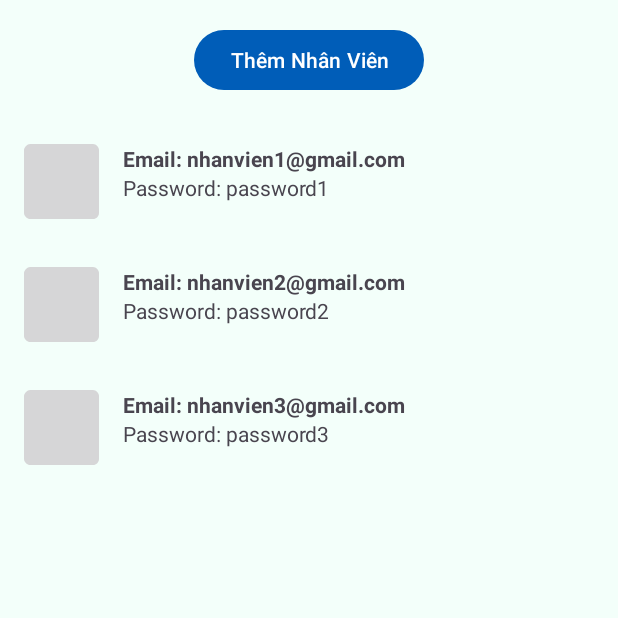
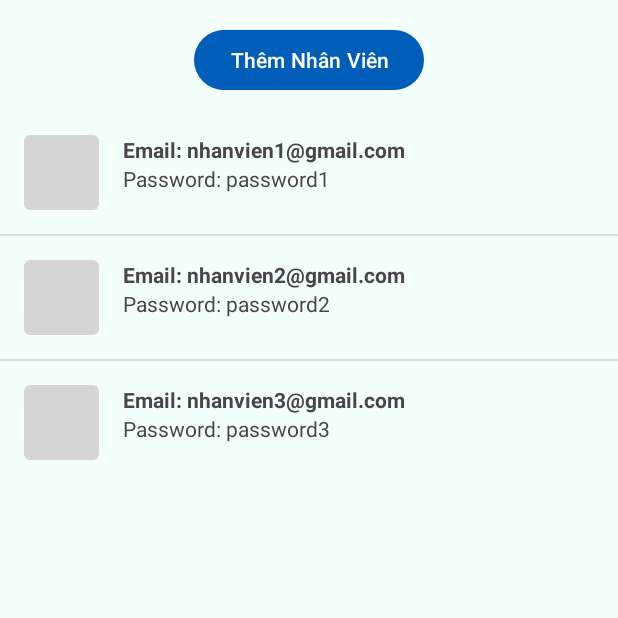
Before and after one commit to nguyentk31/Attendance-Application, an Android app: the ListMembers screen opened directly, with no data from a screen before it, on a phone screen of 412 x 824 dp, the top half of it. Run offline under Robolectric (Android 15) with nearby library versions, the phone set to English and light mode, and no system bars.

Commit message:
Update listview for activity ListMembers

```diff
--- /dev/null
+++ b/app/src/main/java/com/example/attendanceapplication/Adapters/NhanVienListAdapter.java
@@ -0,0 +1,46 @@
+package com.example.attendanceapplication.Adapters;
+
+import android.app.Activity;
+import android.content.Context;
+import android.view.LayoutInflater;
+import android.view.View;
+import android.view.ViewGroup;
+import android.widget.ArrayAdapter;
+import android.widget.TextView;
+
+import androidx.annotation.NonNull;
+import androidx.annotation.Nullable;
+
+import com.example.attendanceapplication.Model.NhanVien;
+import com.example.attendanceapplication.R;
+
+import java.util.List;
+
+public class NhanVienListAdapter extends ArrayAdapter<NhanVien> {
+    private List<NhanVien> ListNhanVien;
+    private Activity context;
+    public NhanVienListAdapter(@NonNull Activity context, int resource, @NonNull List<NhanVien> objects) {
+        super(context, resource, objects);
+        this.context = context;
+        this.ListNhanVien = objects;
+    }
+
+    @NonNull
+    @Override
+    public View getView(int position, @Nullable View convertView, @NonNull ViewGroup parent) {
+        if (convertView == null) {
+            convertView = LayoutInflater.from(context).inflate(R.layout.list_item_nhanvien, null, false);
+        }
+        NhanVien nv = getItem(position);
+
+        TextView textViewEmail = convertView.findViewById(R.id.textViewEmail);
+        TextView textViewPassword = convertView.findViewById(R.id.textViewPassword);
+        if(nv.getEmail()!=null){
+            textViewEmail.setText(nv.getEmail());
+        }
+        if(nv.getPassword()!=null){
+            textViewPassword.setText(nv.getPassword());
+        }
+        return convertView;
+    }
+}
--- a/app/src/main/java/com/example/attendanceapplication/ListMembers.java
+++ b/app/src/main/java/com/example/attendanceapplication/ListMembers.java
@@ -8,34 +8,54 @@ import android.content.DialogInterface;
 import android.os.Bundle;
 import android.view.LayoutInflater;
 import android.view.View;
+import android.widget.AdapterView;
+import android.widget.ArrayAdapter;
 import android.widget.Button;
 import android.widget.EditText;
 import android.widget.LinearLayout;
+import android.widget.ListView;
 import android.widget.TextView;
 
 import java.util.ArrayList;
 import java.util.List;
+
+import com.example.attendanceapplication.Adapters.NhanVienListAdapter;
 import com.example.attendanceapplication.Model.NhanVien;
 
 public class ListMembers extends AppCompatActivity {
 
-    private LinearLayout llNhanVienList;
-    private List<NhanVien> nhanVienList;
-
+    private ListView lvNhanVienList;
+    private ArrayList<NhanVien> nhanVienList;
+    private ArrayAdapter<NhanVien> nvAdapter;
     @Override
     protected void onCreate(Bundle savedInstanceState) {
         super.onCreate(savedInstanceState);
         setContentView(R.layout.activity_list_members);
 
-        llNhanVienList = findViewById(R.id.llNhanVienList);
-        nhanVienList = new ArrayList<>();
+        lvNhanVienList = findViewById(R.id.lvNhanVienList);
+        nhanVienList = new ArrayList<NhanVien>();
+        nvAdapter = new NhanVienListAdapter(this,
+                R.layout.list_item_nhanvien,
+                nhanVienList);
+
+        lvNhanVienList.setAdapter(nvAdapter);
         nhanVienList.add(new NhanVien("nhanvien1@gmail.com", "password1"));
         nhanVienList.add(new NhanVien("nhanvien2@gmail.com", "password2"));
         nhanVienList.add(new NhanVien("nhanvien3@gmail.com", "password3"));
-
-        updateUI();
+        nvAdapter.notifyDataSetChanged();
+        //updateUI();
 
         Button btnAddNhanVien = findViewById(R.id.btnAddNhanVien);
+        lvNhanVienList.setOnItemClickListener(new AdapterView.OnItemClickListener() {
+            @Override
+            public void onItemClick(AdapterView<?> parent, View view, int position, long id) {
+                NhanVien selectedNhanVien = nhanVienList.get(position);
+                showNhanVienDetailDialog(selectedNhanVien, position);
+                //Intent intent = new Intent(ListMembers.this, UpdateMemberActivity.class);
+                //intent.putExtra("selectedNhanVien", selectedNhanVien);
+                //startActivityForResult(intent, 1);
+            }
+        });
         btnAddNhanVien.setOnClickListener(new View.OnClickListener() {
             @Override
             public void onClick(View view) {
@@ -44,30 +64,30 @@ public class ListMembers extends AppCompatActivity {
         });
     }
 
-    private void updateUI() {
-        llNhanVienList.removeAllViews();
+//    private void updateUI() {
+//        lvNhanVienList.removeAllViews();
+//
+//        for (final NhanVien nhanVien : nhanVienList) {
+//            View itemView = getLayoutInflater().inflate(R.layout.list_item_nhanvien, null);
+//
+//            TextView textViewEmail = itemView.findViewById(R.id.textViewEmail);
+//            TextView textViewPassword = itemView.findViewById(R.id.textViewPassword);
+//
+//            textViewEmail.setText("Email: " + nhanVien.getEmail());
+//            textViewPassword.setText("Password: " + nhanVien.getPassword());
+//
+//            itemView.setOnClickListener(new View.OnClickListener() {
+//                @Override
+//                public void onClick(View view) {
+//                    showNhanVienDetailDialog(nhanVien);
+//                }
+//            });
+//
+//            lvNhanVienList.addView(itemView);
+//        }
+//    }
 
-        for (final NhanVien nhanVien : nhanVienList) {
-            View itemView = getLayoutInflater().inflate(R.layout.list_item_nhanvien, null);
-
-            TextView textViewEmail = itemView.findViewById(R.id.textViewEmail);
-            TextView textViewPassword = itemView.findViewById(R.id.textViewPassword);
-
-            textViewEmail.setText("Email: " + nhanVien.getEmail());
-            textViewPassword.setText("Password: " + nhanVien.getPassword());
-
-            itemView.setOnClickListener(new View.OnClickListener() {
-                @Override
-                public void onClick(View view) {
-                    showNhanVienDetailDialog(nhanVien);
-                }
-            });
-
-            llNhanVienList.addView(itemView);
-        }
-    }
-
-    private void showNhanVienDetailDialog(final NhanVien nhanVien) {
+    private void showNhanVienDetailDialog(final NhanVien nhanVien, final int position) {
         AlertDialog.Builder builder = new AlertDialog.Builder(this);
         builder.setTitle("Thông Tin Nhân Viên");
 
@@ -80,20 +100,32 @@ public class ListMembers extends AppCompatActivity {
         etEmail.setText(nhanVien.getEmail());
         etPassword.setText(nhanVien.getPassword());
 
-        etEmail.setEnabled(false);
-        etPassword.setEnabled(false);
+        etEmail.setEnabled(true);
+        etPassword.setEnabled(true);
 
-        builder.setPositiveButton("OK", new DialogInterface.OnClickListener() {
+        builder.setPositiveButton("Cập Nhật", new DialogInterface.OnClickListener() {
             @Override
             public void onClick(DialogInterface dialogInterface, int i) {
-                dialogInterface.dismiss();
+                String updatedEmail = etEmail.getText().toString();
+                String updatedPassword = etPassword.getText().toString();
+
+                nhanVien.setEmail(updatedEmail);
+                nhanVien.setPassword(updatedPassword);
+
+                nvAdapter.notifyDataSetChanged();
+            }
+        });
+
+        builder.setNegativeButton("Hủy", new DialogInterface.OnClickListener() {
+            @Override
+            public void onClick(DialogInterface dialogInterface, int i) {
+                dialogInterface.cancel();
             }
         });
 
         AlertDialog alertDialog = builder.create();
         alertDialog.show();
     }
-
     private void showAddNhanVienDialog() {
         // Tạo một AlertDialog.Builder
         AlertDialog.Builder builder = new AlertDialog.Builder(this);
@@ -115,7 +147,8 @@ public class ListMembers extends AppCompatActivity {
                 String password = etPassword.getText().toString();
 
                 nhanVienList.add(new NhanVien(email, password));
-                updateUI();
+                nvAdapter.notifyDataSetChanged();
+                //updateUI();
             }
         });
 
--- a/app/src/main/java/com/example/attendanceapplication/Model/NhanVien.java
+++ b/app/src/main/java/com/example/attendanceapplication/Model/NhanVien.java
@@ -1,14 +1,22 @@
 package com.example.attendanceapplication.Model;
 
 public class NhanVien {
+    private static int idCounter = 0;
+    private String id;
     private String email;
     private String password;
 
     public NhanVien(String email, String password) {
+        this.id = "NV" + idCounter++;
         this.email = email;
         this.password = password;
     }
-
+    public void setEmail(String email){
+        this.email = email;
+    }
+    public void setPassword(String password){
+        this.password = password;
+    }
     public String getEmail() {
         return email;
     }
--- a/app/src/main/res/layout/activity_list_members.xml
+++ b/app/src/main/res/layout/activity_list_members.xml
@@ -9,23 +9,16 @@
         android:id="@+id/btnAddNhanVien"
         android:layout_width="wrap_content"
         android:layout_height="wrap_content"
-        android:text="Thêm Nhân Viên"
         android:layout_alignParentTop="true"
         android:layout_centerHorizontal="true"
-        android:layout_marginTop="16dp"/>
+        android:layout_marginTop="16dp"
+        android:text="Thêm Nhân Viên" />
 
-    <ScrollView
+    <ListView
+        android:id="@+id/lvNhanVienList"
         android:layout_width="match_parent"
-        android:layout_height="match_parent"
-        android:layout_below="@id/btnAddNhanVien"
-        android:layout_marginTop="16dp">
-
-        <LinearLayout
-            android:id="@+id/llNhanVienList"
-            android:layout_width="match_parent"
-            android:layout_height="wrap_content"
-            android:orientation="vertical"/>
-
-    </ScrollView>
+        android:layout_height="wrap_content"
+        android:layout_below="@+id/btnAddNhanVien"
+        android:layout_marginTop="10dp" />
 
 </RelativeLayout>
--- a/app/src/main/res/layout/list_item_nhanvien.xml
+++ b/app/src/main/res/layout/list_item_nhanvien.xml
@@ -20,20 +20,44 @@
         android:layout_height="wrap_content"
         android:layout_weight="1"
         android:orientation="vertical"
-        android:layout_marginStart="16dp">
-
+        android:layout_marginStart="16dp"
+        android:weightSum="2">
+        <LinearLayout
+            android:layout_width="match_parent"
+            android:layout_height="0dp"
+            android:layout_weight = "1"
+            >
+            <TextView
+                android:id="@+id/lblEmail"
+                android:layout_width="wrap_content"
+                android:layout_height="wrap_content"
+                android:text="Email: "
+                android:textStyle="bold"/>
             <TextView
                 android:id="@+id/textViewEmail"
                 android:layout_width="wrap_content"
                 android:layout_height="wrap_content"
-            android:text="Email: "
                 android:textStyle="bold"/>
+        </LinearLayout>
+        <LinearLayout
+            android:layout_width="match_parent"
+            android:layout_height="0dp"
+            android:layout_weight = "1"
+            >
+            <TextView
+                android:id="@+id/lblPassword"
+                android:layout_width="wrap_content"
+                android:layout_height="wrap_content"
+                android:text="Password: "/>
 
             <TextView
                 android:id="@+id/textViewPassword"
                 android:layout_width="wrap_content"
-            android:layout_height="wrap_content"
-            android:text="Password: "/>
+                android:layout_height="match_parent" />
+        </LinearLayout>
+
+
+
 
     </LinearLayout>
 
```
Lines whose indentation alone changed are shown as unchanged.
